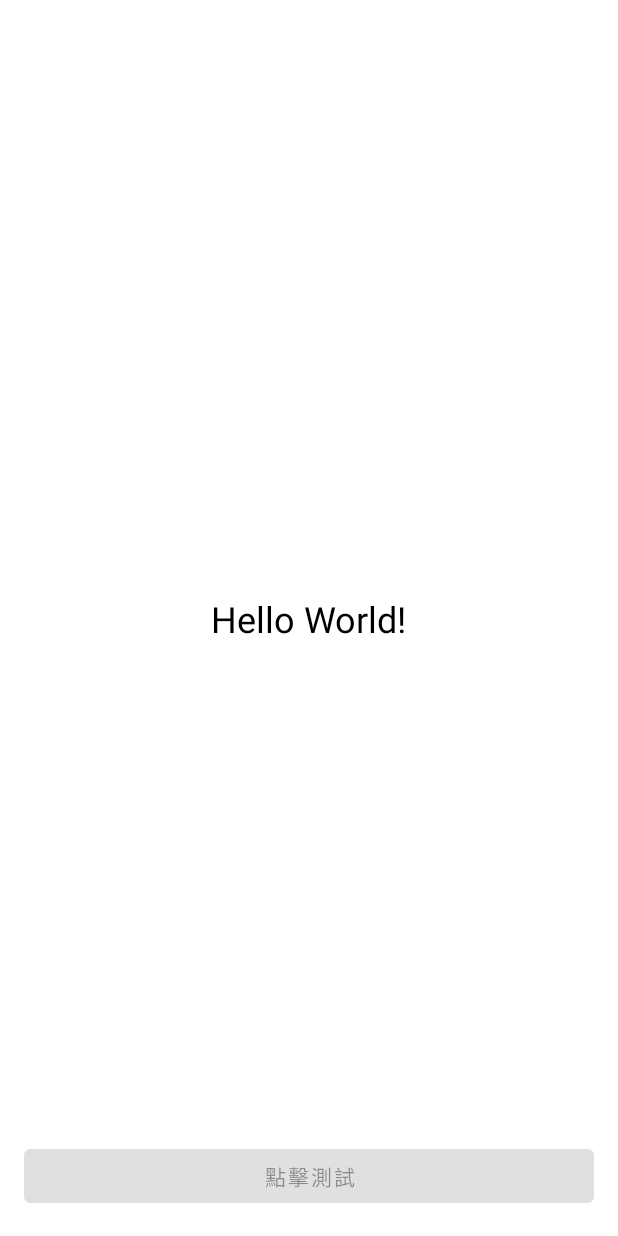
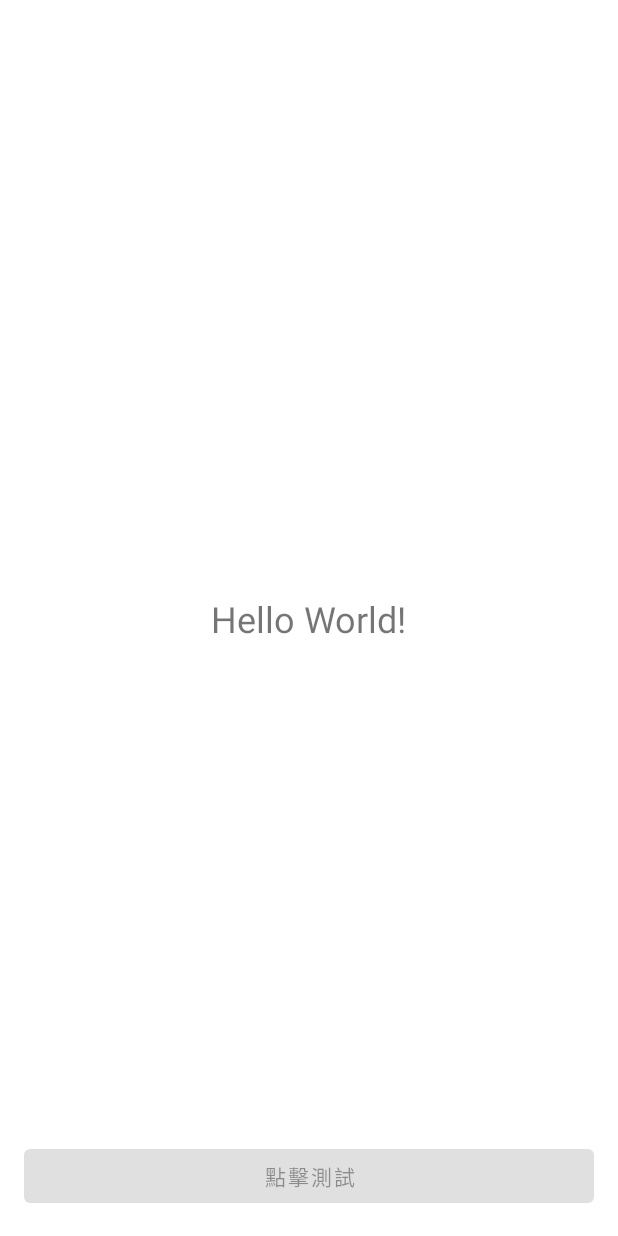
Before and after one commit to Pearce-Kanneki/Android-Biometric, an Android app: the layout activity_main.xml on its own in the app's theme, with its tools: preview values and no code run, on a phone screen of 412 x 824 dp. Run offline under Robolectric (Android 15) with nearby library versions, the phone set to English and light mode, and no system bars.

Commit message:
feat dark mode text color

```diff
--- a/app/src/main/res/layout/activity_main.xml
+++ b/app/src/main/res/layout/activity_main.xml
@@ -12,7 +12,6 @@
         android:layout_height="wrap_content"
         android:text="Hello World!"
         android:textSize="24sp"
-        android:textColor="@color/black"
         app:layout_constraintBottom_toBottomOf="parent"
         app:layout_constraintEnd_toEndOf="parent"
         app:layout_constraintStart_toStartOf="parent"
--- a/app/src/main/res/values-night/themes.xml
+++ b/app/src/main/res/values-night/themes.xml
@@ -12,5 +12,6 @@
         <!-- Status bar color. -->
         <item name="android:statusBarColor" tools:targetApi="l">?attr/colorPrimaryVariant</item>
         <!-- Customize your theme here. -->
+        <item name="android:textColorPrimary">@color/white</item>
     </style>
 </resources>
--- a/app/src/main/res/values/themes.xml
+++ b/app/src/main/res/values/themes.xml
@@ -12,5 +12,7 @@
         <!-- Status bar color. -->
         <item name="android:statusBarColor" tools:targetApi="l">?attr/colorPrimaryVariant</item>
         <!-- Customize your theme here. -->
+        <item name="android:textColorPrimary">@color/black</item>
+
     </style>
 </resources>
```
